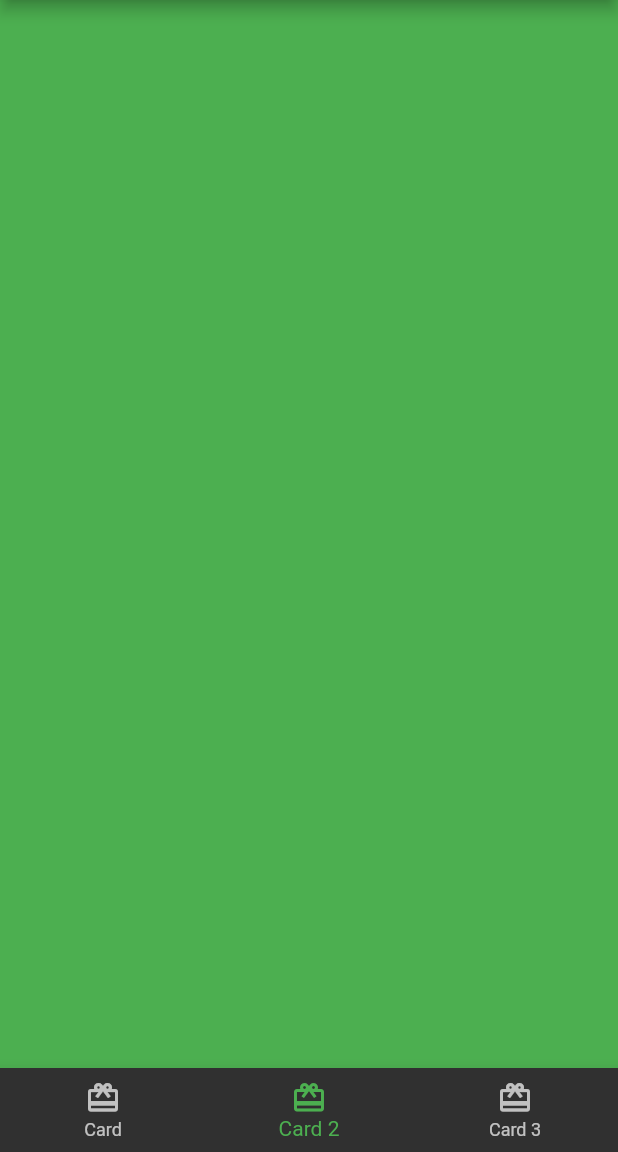
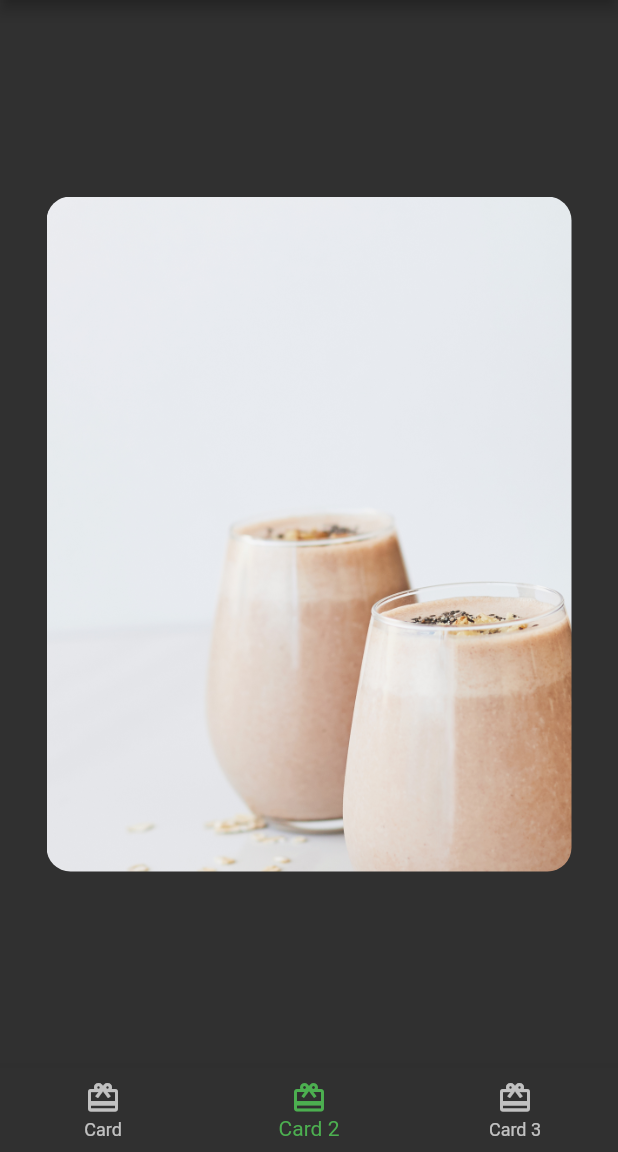
Before and after one commit to manisgoyal/fooderlich, a Flutter app: the screen it shows after launch, item 2 of the bottom bar chosen, on a phone screen of 412 x 824 dp, the part 84-1236 px from its top. Run offline on Flutter 3.47's test engine with Material 2 defaults, Android fonts, the phone set to English and light mode, and no system bars; our stand-ins replace google_fonts.

Commit message:
Added upto Card2 Image

```diff
--- /dev/null
+++ b/lib/card2.dart
@@ -0,0 +1,28 @@
+import 'package:flutter/material.dart';
+
+class Card2 extends StatelessWidget {
+  const Card2({Key? key}) : super(key: key);
+
+  @override
+  Widget build(BuildContext context) {
+    return Center(
+      child: Container(
+        constraints: const BoxConstraints.expand(
+          width: 350,
+          height: 450,
+        ),
+        decoration: BoxDecoration(
+          image: const DecorationImage(
+              image: AssetImage('assets/mag5.png'), fit: BoxFit.cover),
+          borderRadius: BorderRadius.circular(16),
+        ),
+        child: Column(
+          children: [
+            // TODO: add author information
+            // TODO: add Positioned text
+          ],
+        ),
+      ),
+    );
+  }
+}
--- a/lib/home.dart
+++ b/lib/home.dart
@@ -1,4 +1,5 @@
 import 'package:flutter/material.dart';
+import 'package:fooderlich/card2.dart';
 import 'card1.dart';
 
 class Home extends StatefulWidget {
@@ -12,8 +13,7 @@ class _HomeState extends State<Home> {
   int _selectedIndex = 0;
   static List<Widget> pages = <Widget>[
     const Card1(),
-    // TODO: Replace with Card2
-    Container(color: Colors.green),
+    const Card2(),
     // TODO: Replace with Card3
     Container(color: Colors.blue)
   ];
```
